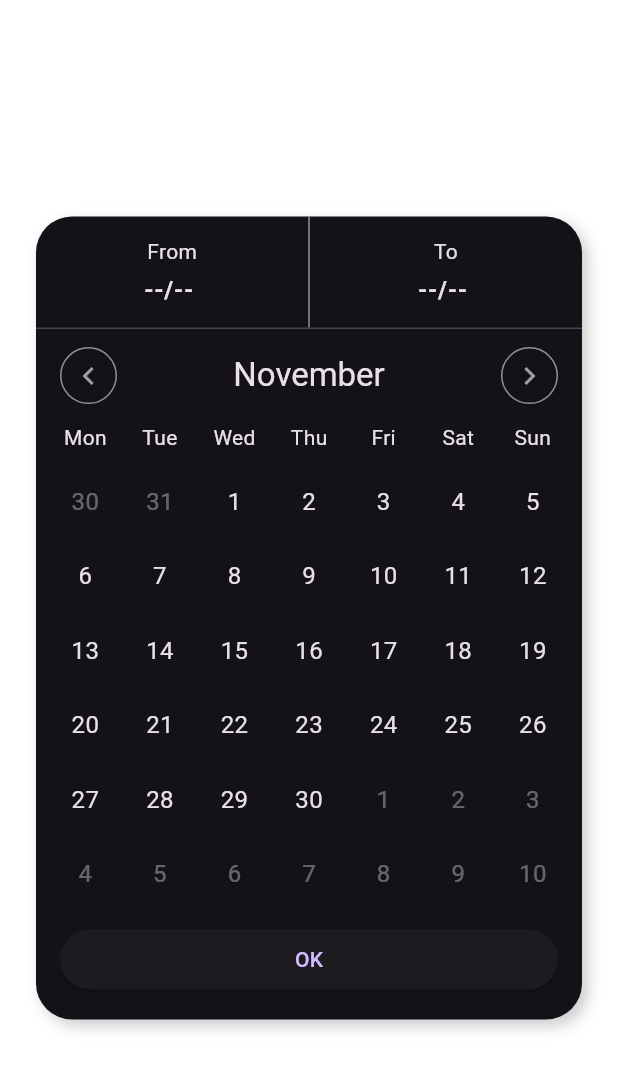
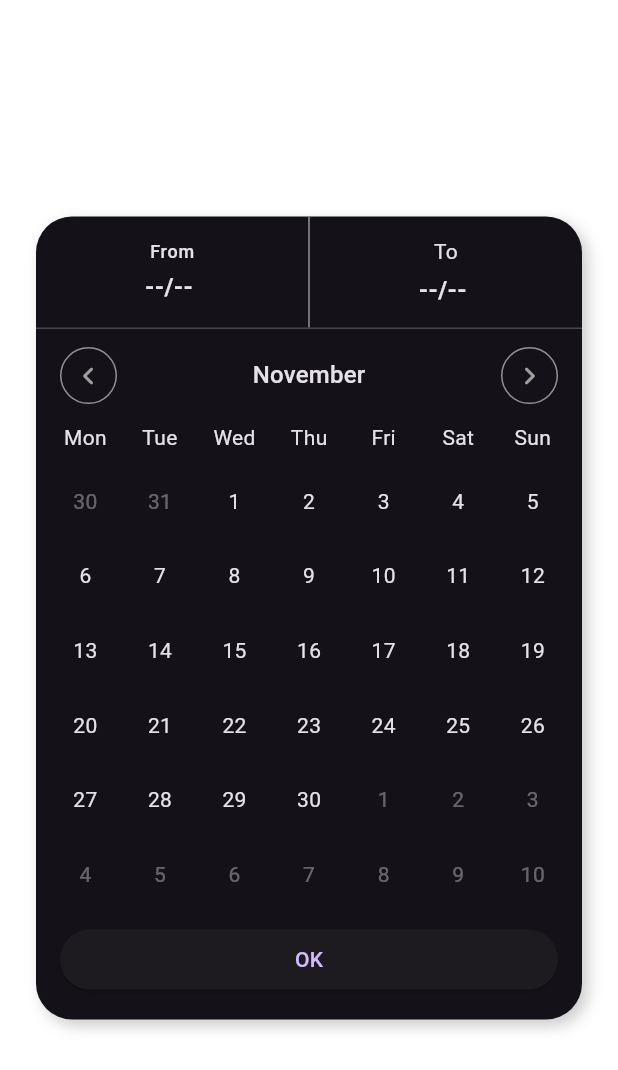
Before and after one commit to dangngocduc/fl_form, a Flutter app: the CalendarPopUp screen opened directly, on a phone screen of 412 x 824 dp. Shown: the top 1070 px of the screen. Run offline on Flutter 3.47's test engine with Material 2 defaults, Android fonts, the phone set to English and light mode, and no system bars; our stand-ins replace image_picker, stream_transform, tuple; missing offline and left inert: random_avatar.

Commit message:
Update Form Text

```diff
--- a/lib/formfield/dialog/fl_date_range_picker.dart
+++ b/lib/formfield/dialog/fl_date_range_picker.dart
@@ -94,7 +94,7 @@ class _FlDateRangePickerState extends State<FlDateRangePicker> {
                           });
                         },
                         child: Icon(
-                          Icons.keyboard_arrow_left,
+                          Icons.keyboard_arrow_left_rounded,
                           color: Colors.grey,
                         ),
                       ),
@@ -105,7 +105,7 @@ class _FlDateRangePickerState extends State<FlDateRangePicker> {
                   child: Center(
                     child: Text(
                       DateFormat('MMMM').format(currentMonthDate),
-                      style: Theme.of(context).textTheme.headline6,
+                      style: Theme.of(context).textTheme.titleMedium,
                     ),
                   ),
                 ),
@@ -133,8 +133,8 @@ class _FlDateRangePickerState extends State<FlDateRangePicker> {
                             setListOfDate(currentMonthDate);
                           });
                         },
-                        child: Icon(
-                          Icons.keyboard_arrow_right,
+                        child: const Icon(
+                          Icons.keyboard_arrow_right_rounded,
                           color: Colors.grey,
                         ),
                       ),
@@ -296,10 +296,14 @@ class _FlDateRangePickerState extends State<FlDateRangePicker> {
                             child: Center(
                               child: Text(
                                 '${date.day}',
-                                style: TextStyle(
+                                style: Theme.of(context)
+                                    .textTheme
+                                    .bodyMedium!
+                                    .copyWith(
                                         color: getIsItStartAndEndDate(date)
                                             ? Colors.white
-                                        : currentMonthDate.month == date.month
+                                            : currentMonthDate.month ==
+                                                    date.month
                                                 ? Theme.of(context)
                                                     .textTheme
                                                     .bodyText1!
@@ -309,10 +313,6 @@ class _FlDateRangePickerState extends State<FlDateRangePicker> {
                                                     .caption!
                                                     .color!
                                                     .withOpacity(0.4),
-                                    fontSize:
-                                        MediaQuery.of(context).size.width > 360
-                                            ? 18
-                                            : 16,
                                         fontWeight: getIsItStartAndEndDate(date)
                                             ? FontWeight.bold
                                             : FontWeight.normal),
--- a/lib/formfield/dialog/fl_date_range_picker_dialog.dart
+++ b/lib/formfield/dialog/fl_date_range_picker_dialog.dart
@@ -113,7 +113,7 @@ class _CalendarPopUpState extends State<CalendarPopUp>
                                           textAlign: TextAlign.left,
                                           style: Theme.of(context)
                                               .textTheme
-                                              .bodyText2),
+                                              .labelMedium),
                                       const SizedBox(
                                         height: 4,
                                       ),
@@ -124,7 +124,7 @@ class _CalendarPopUpState extends State<CalendarPopUp>
                                             : '--/-- ',
                                         style: Theme.of(context)
                                             .textTheme
-                                            .bodyText1!
+                                            .bodyMedium!
                                             .copyWith(
                                                 fontSize: 16,
                                                 fontWeight: FontWeight.bold),
@@ -157,7 +157,7 @@ class _CalendarPopUpState extends State<CalendarPopUp>
                                             : '--/-- ',
                                         style: Theme.of(context)
                                             .textTheme
-                                            .bodyText1!
+                                            .bodyMedium!
                                             .copyWith(
                                                 fontSize: 16,
                                                 fontWeight: FontWeight.bold),
--- a/lib/formfield/fl_text_form_field.dart
+++ b/lib/formfield/fl_text_form_field.dart
@@ -25,6 +25,7 @@ class FlTextFormField extends FormField<String> {
     int? maxLength,
     bool autocorrect = true,
     bool enableSuggestions = true,
+    Iterable<String>? autofillHints,
   }) : super(
           validator: validator,
           onSaved: onSaved,
@@ -72,6 +73,7 @@ class FlTextFormField extends FormField<String> {
                   textInputAction: textInputAction,
                   autocorrect: autocorrect,
                   enableSuggestions: enableSuggestions,
+                  autofillHints: autofillHints,
                   onChanged: (value) {
                     state.didChange(value);
                   },
```
Lines whose indentation alone changed are shown as unchanged.
